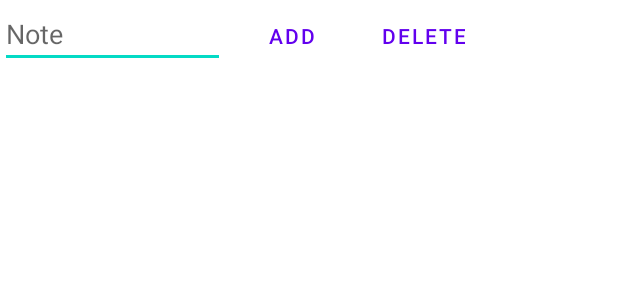
After one commit to amrel7afy/TRIPAWY, an Android app: the layout activity_add_note.xml on its own in the app's theme, with its tools: preview values and no code run, on a phone screen of 412 x 824 dp. The commit adds this screen. Shown: the top 300 px of the screen. Run offline under Robolectric (Android 15) with nearby library versions, the phone set to English and light mode, and no system bars.

Commit message:
add note Activity & cards note button

```diff
--- a/app/build.gradle
+++ b/app/build.gradle
@@ -40,6 +40,7 @@ dependencies {
     implementation 'androidx.lifecycle:lifecycle-viewmodel-ktx:2.3.1'
     implementation 'androidx.navigation:navigation-fragment:2.3.5'
     implementation 'androidx.navigation:navigation-ui:2.3.5'
+    implementation 'androidx.room:room-common:2.3.0'
     testImplementation 'junit:junit:4.+'
     androidTestImplementation 'androidx.test.ext:junit:1.1.3'
     androidTestImplementation 'androidx.test.espresso:espresso-core:3.4.0'
--- a/app/src/main/AndroidManifest.xml
+++ b/app/src/main/AndroidManifest.xml
@@ -9,6 +9,9 @@
         android:roundIcon="@mipmap/ic_launcher_round"
         android:supportsRtl="true"
         android:theme="@style/Theme.TRIPAWY">
+        <activity
+            android:name=".AddNoteActivity"
+            android:exported="true" />
         <activity
             android:name=".AddNewTripActivity"
             android:exported="true" />
@@ -22,8 +25,10 @@
             android:exported="true">
             <intent-filter>
                 <action android:name="android.intent.action.MAIN" />
+
                 <category android:name="android.intent.category.LAUNCHER" />
             </intent-filter>
         </activity>
     </application>
+
 </manifest>
--- a/app/src/main/java/com/example/tripawy/RoomDB.java
+++ b/app/src/main/java/com/example/tripawy/RoomDB.java
@@ -5,6 +5,7 @@ import android.content.Context;
 import androidx.room.Room;
 
 public class RoomDB {
+
     static AppDatabase db = null;
     public static TripDao getTrips(Context application) {
         if (db == null) {
--- a/app/src/main/java/com/example/tripawy/SplashActivity.java
+++ b/app/src/main/java/com/example/tripawy/SplashActivity.java
@@ -22,6 +22,6 @@ public class SplashActivity extends AppCompatActivity {
                 startActivity(intent);
                 finish();
             }
-        },1500 );
+        },500 );
     }
 }
--- a/app/src/main/java/com/example/tripawy/ui/home/HomeFragment.java
+++ b/app/src/main/java/com/example/tripawy/ui/home/HomeFragment.java
@@ -14,6 +14,7 @@ import androidx.lifecycle.LifecycleOwner;
 import androidx.lifecycle.LiveData;
 import androidx.lifecycle.Observer;
 import androidx.lifecycle.ViewModelProvider;
+import androidx.recyclerview.widget.ItemTouchHelper;
 import androidx.recyclerview.widget.LinearLayoutManager;
 import androidx.recyclerview.widget.RecyclerView;
 
@@ -29,7 +30,8 @@ public class HomeFragment extends Fragment {
 
     private HomeViewModel homeViewModel;
     private FragmentHomeBinding binding;
-    private RecyclerView recyclerViewHome;
+    public RecyclerView recyclerViewHome;
+
 
     public View onCreateView(@NonNull LayoutInflater inflater,
                              ViewGroup container, Bundle savedInstanceState) {
@@ -49,7 +51,9 @@ public class HomeFragment extends Fragment {
                 textView.setText(s);
             }
         });*/
+
         return root;
+
     }
 
     @Override
--- /dev/null
+++ b/app/src/main/res/layout/activity_add_note.xml
@@ -0,0 +1,39 @@
+<?xml version="1.0" encoding="utf-8"?>
+<LinearLayout xmlns:android="http://schemas.android.com/apk/res/android"
+    xmlns:app="http://schemas.android.com/apk/res-auto"
+    xmlns:tools="http://schemas.android.com/tools"
+    android:layout_width="match_parent"
+    android:layout_height="wrap_content"
+    android:id="@+id/linear"
+    android:orientation="vertical">
+
+    <LinearLayout
+        android:layout_width="wrap_content"
+        android:layout_height="wrap_content"
+        android:orientation="horizontal">
+
+        <EditText
+            android:id="@+id/editTextTextPersonName3"
+            android:layout_width="150dp"
+            android:layout_height="wrap_content"
+            android:hint="Note" />
+
+
+        <Button
+            android:id="@+id/btn_increase"
+            android:layout_width="wrap_content"
+            android:layout_height="wrap_content"
+            android:background="#00858181"
+            android:text="@string/add"
+            android:textColor="@color/purple_500" />
+
+        <Button
+            android:id="@+id/btn_decrease"
+            android:layout_width="wrap_content"
+            android:layout_height="wrap_content"
+            android:background="#00FFFFFF"
+            android:text="@string/deletee"
+            android:textColor="@color/purple_500" />
+
+    </LinearLayout>
+</LinearLayout>
--- a/app/src/main/res/values/strings.xml
+++ b/app/src/main/res/values/strings.xml
@@ -41,4 +41,7 @@
     <string name="add">Add</string>
     <string name="add_trip">ADD Trip</string>
     <string name="status">Status</string>
+    <string name="save">save</string>
+    <string name="delete" />
+    <string name="deletee">delete</string>
 </resources>
```
Also changed, not shown: app/src/main/java/com/example/tripawy/AddNewTripActivity.java (+20 -4 lines), app/src/main/java/com/example/tripawy/AddNoteActivity.java (added, +55 -0 lines), app/src/main/java/com/example/tripawy/HomeActivity.java (+31 -3 lines), app/src/main/java/com/example/tripawy/TripAdapter.java (+25 -1 lines), app/src/main/java/com/example/tripawy/ui/home/HomeViewModel.java (+7 -0 lines).
